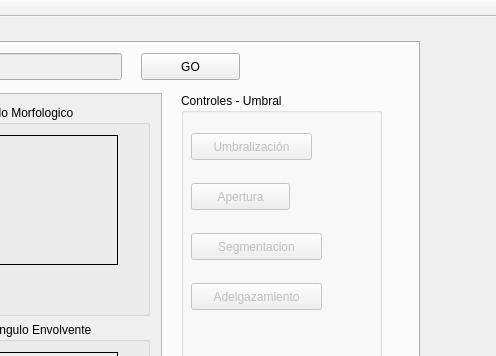
The window that mainwindow.ui (malakian32/KanjiRecognition) describes before a commit, drawn with Qt 5; both pictures show x 431 to 927 and y 0 to 356 of the 927 by 618 pixel window.
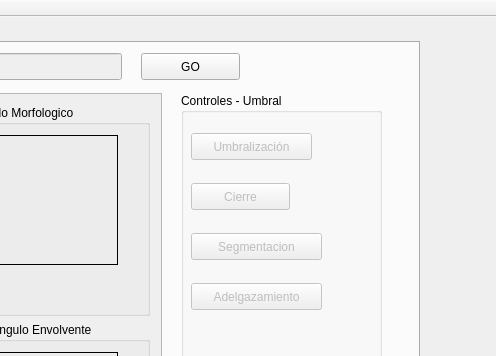
The same window after the commit. The open tabs and pages were chosen to show the change. Icons and pictures are not drawn.

```diff
--- a/mainwindow.ui
+++ b/mainwindow.ui
@@ -367,7 +367,7 @@
         </rect>
        </property>
        <property name="text">
-        <string>Apertura</string>
+        <string>Cierre</string>
        </property>
       </widget>
       <widget class="QPushButton" name="AdelgazamientoBT">
```
Left out of the diff: 2 changed lines with no effect on the pictures.
